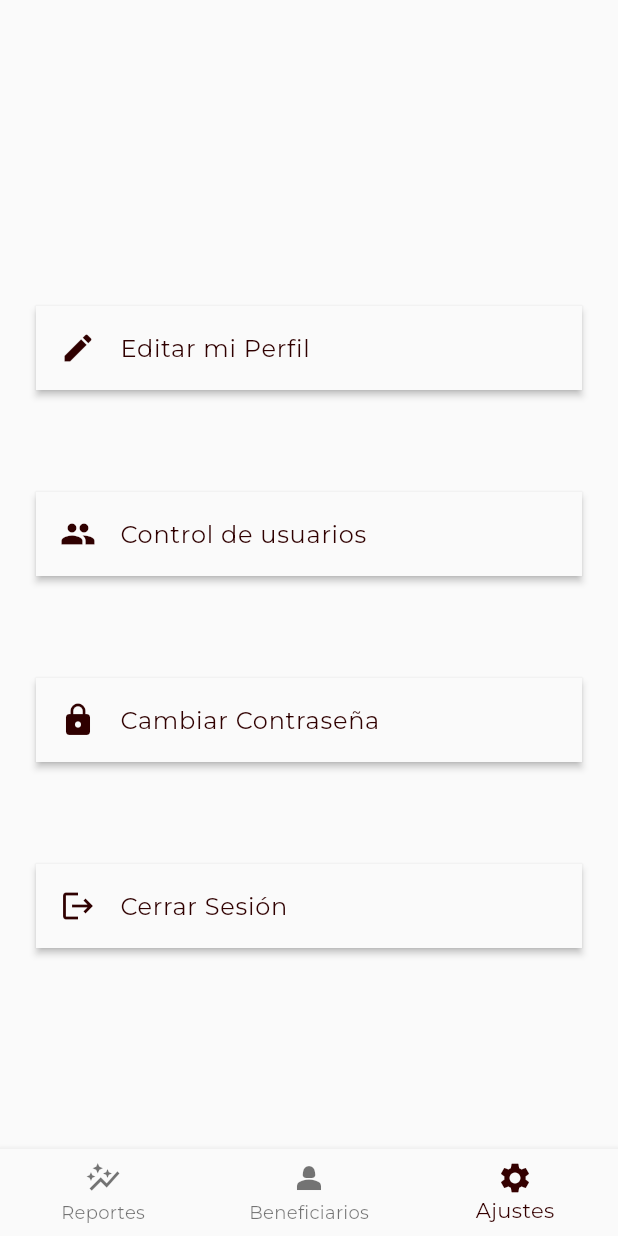
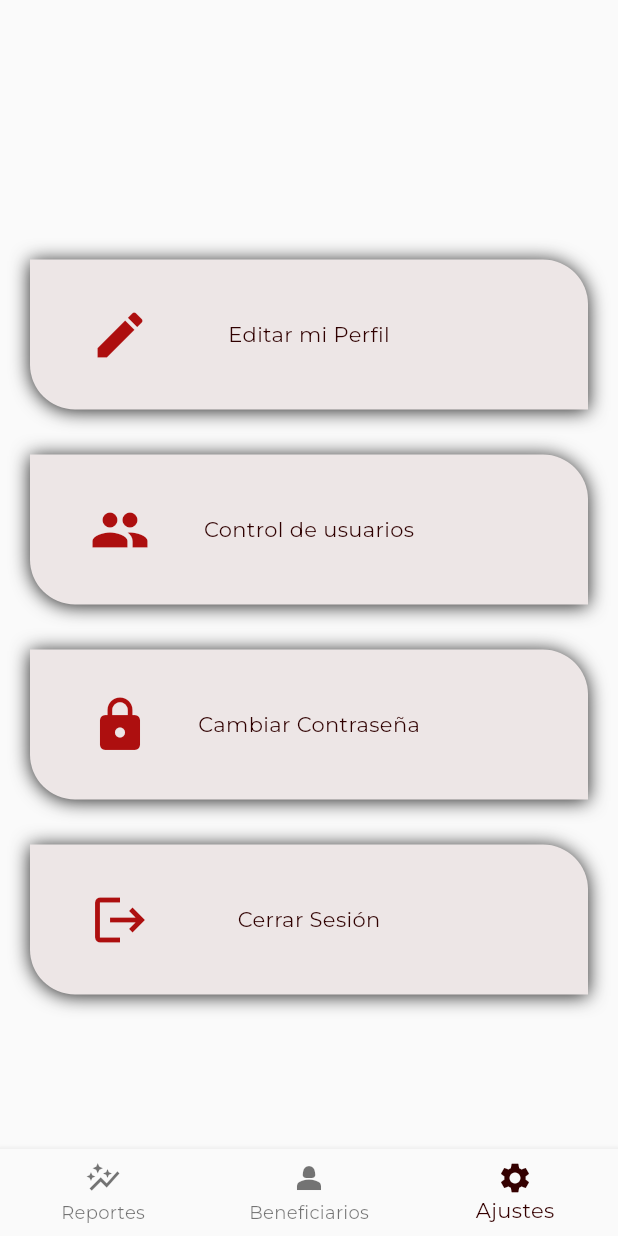
Before and after one commit to tripleP16/dekul_app, a Flutter app: the HomePage screen opened by its route, item 3 of the bottom bar chosen, on a phone screen of 412 x 824 dp. Run offline on Flutter 3.47's test engine with Material 3 defaults, Android fonts, the phone set to English and light mode, and no system bars; our stand-ins replace animate_do, dio, equatable, fl_chart, flutter_bloc, flutter_dotenv and 10 more; accounts and stored records are empty; generated files the repository leaves out were written again; network calls fail.

Commit message:
improving settings page

```diff
--- a/lib/presentation/pages/settings/settings_page.dart
+++ b/lib/presentation/pages/settings/settings_page.dart
@@ -36,7 +36,7 @@ class SettingsPage extends StatelessWidget {
                         context.push('/edit_profile');
                       },
                     ),
-                    VerticalSpacer.v60().createSpace(),
+                    VerticalSpacer.v30().createSpace(),
                     SettingsCard(
                       icon: Icons.group,
                       title: 'Control de usuarios',
@@ -44,7 +44,7 @@ class SettingsPage extends StatelessWidget {
                         context.push('/user_control');
                       },
                     ),
-                    VerticalSpacer.v60().createSpace(),
+                    VerticalSpacer.v30().createSpace(),
                     SettingsCard(
                       icon: Icons.lock,
                       title: 'Cambiar Contraseña',
@@ -53,7 +53,7 @@ class SettingsPage extends StatelessWidget {
                       },
                     ),
                     if (snapshot.data ?? false) ...[
-                      VerticalSpacer.v60().createSpace(),
+                      VerticalSpacer.v30().createSpace(),
                       SettingsCard(
                         icon: Icons.add,
                         title: 'Agregar alergia',
@@ -62,7 +62,7 @@ class SettingsPage extends StatelessWidget {
                         },
                       ),
                     ],
-                    VerticalSpacer.v60().createSpace(),
+                    VerticalSpacer.v30().createSpace(),
                     SettingsCard(
                       icon: Icons.logout,
                       title: 'Cerrar Sesión',
--- a/lib/presentation/pages/settings/widgets/settings_card.dart
+++ b/lib/presentation/pages/settings/widgets/settings_card.dart
@@ -1,3 +1,5 @@
+import 'package:animate_do/animate_do.dart';
+import 'package:communitary_service_app/config/themes/themes.dart';
 import 'package:flutter/material.dart';
 
 class SettingsCard extends StatelessWidget {
@@ -13,15 +15,47 @@ class SettingsCard extends StatelessWidget {
 
   @override
   Widget build(BuildContext context) {
-    return Card(
-      shape: const RoundedRectangleBorder(
-        borderRadius: BorderRadius.zero,
-      ),
-      elevation: 2,
-      child: ListTile(
+    return FadeInLeft(
+      child: GestureDetector(
         onTap: onPressed,
-        leading: Icon(icon),
-        title: Text(title),
+        child: Container(
+          height: 100,
+          decoration: const BoxDecoration(
+            color: AppColors.onPrimary,
+            borderRadius: BorderRadius.only(
+              bottomLeft: Radius.circular(30),
+              topRight: Radius.circular(30),
+            ),
+            boxShadow: [
+              BoxShadow(
+                color: Colors.black87,
+                offset: Offset(0.0, 1.0), //(x,y)
+                blurRadius: 10,
+              ),
+            ],
+          ),
+          child: Center(
+            child: Stack(
+              children: [
+                const SizedBox(
+                  width: double.infinity,
+                ),
+                Positioned(
+                    left: 40,
+                    top: 30,
+                    child: Icon(
+                      icon,
+                      size: 40,
+                      color: AppColors.alertColor,
+                    )),
+                Align(
+                  alignment: Alignment.center,
+                  child: Text(title),
+                ),
+              ],
+            ),
+          ),
+        ),
       ),
     );
   }
```
